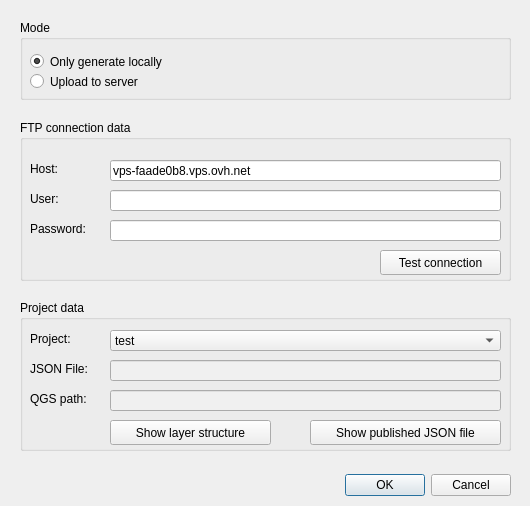
First picture: the form in qgs_layer_parser_dialog_base.ui, repository geraldo/layertree2json, before the edit.
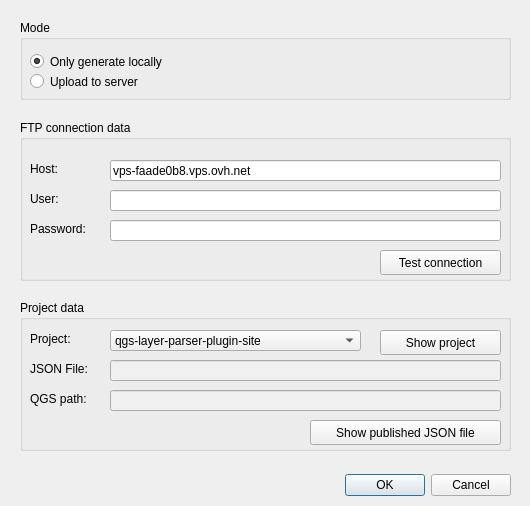
Second picture: the form after the edit. Custom widgets are drawn as their Qt base class.

Commit message: add button to show project

```diff
--- a/qgs_layer_parser_dialog_base.ui
+++ b/qgs_layer_parser_dialog_base.ui
@@ -261,13 +261,13 @@
      <rect>
       <x>90</x>
       <y>30</y>
-      <width>391</width>
+      <width>251</width>
       <height>21</height>
      </rect>
     </property>
     <item>
      <property name="text">
-      <string>test</string>
+      <string>qgs-layer-parser-plugin-site</string>
      </property>
     </item>
     <item>
@@ -284,14 +284,14 @@
    <widget class="QPushButton" name="buttonShow_2">
     <property name="geometry">
      <rect>
-      <x>90</x>
-      <y>120</y>
-      <width>161</width>
+      <x>360</x>
+      <y>30</y>
+      <width>121</width>
       <height>25</height>
      </rect>
     </property>
     <property name="text">
-     <string>Show layer structure</string>
+     <string>Show project</string>
     </property>
    </widget>
   </widget>
```
Left out of the diff: 2 changed lines with no effect on the pictures. The commit also changes 1 other file.
